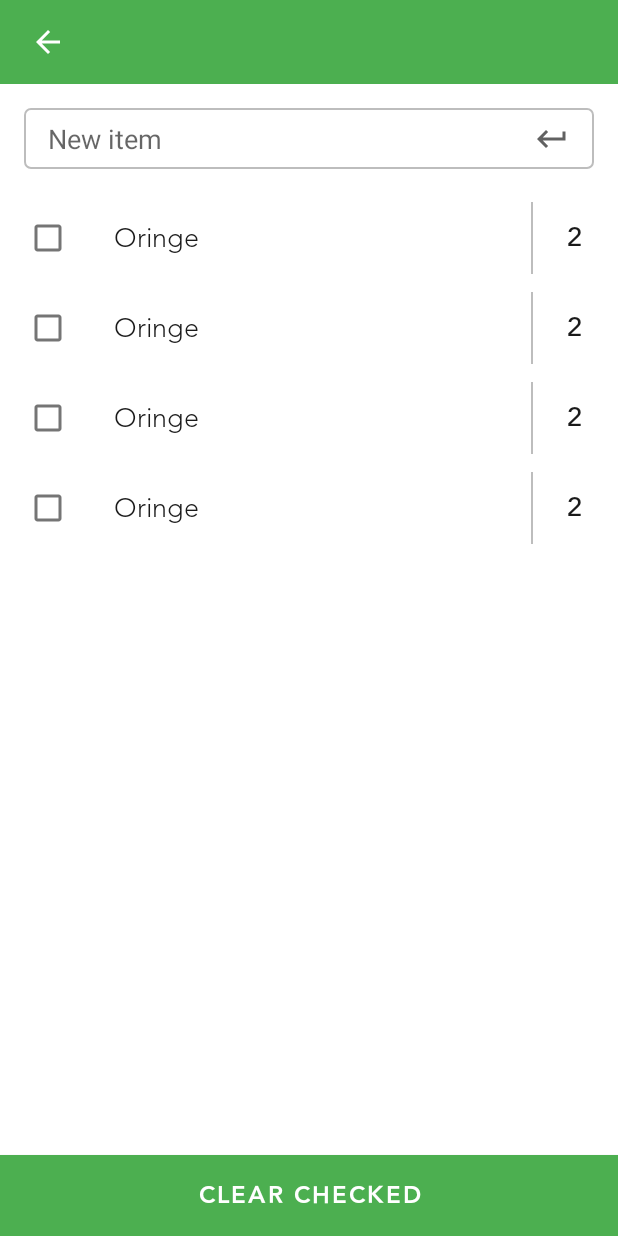
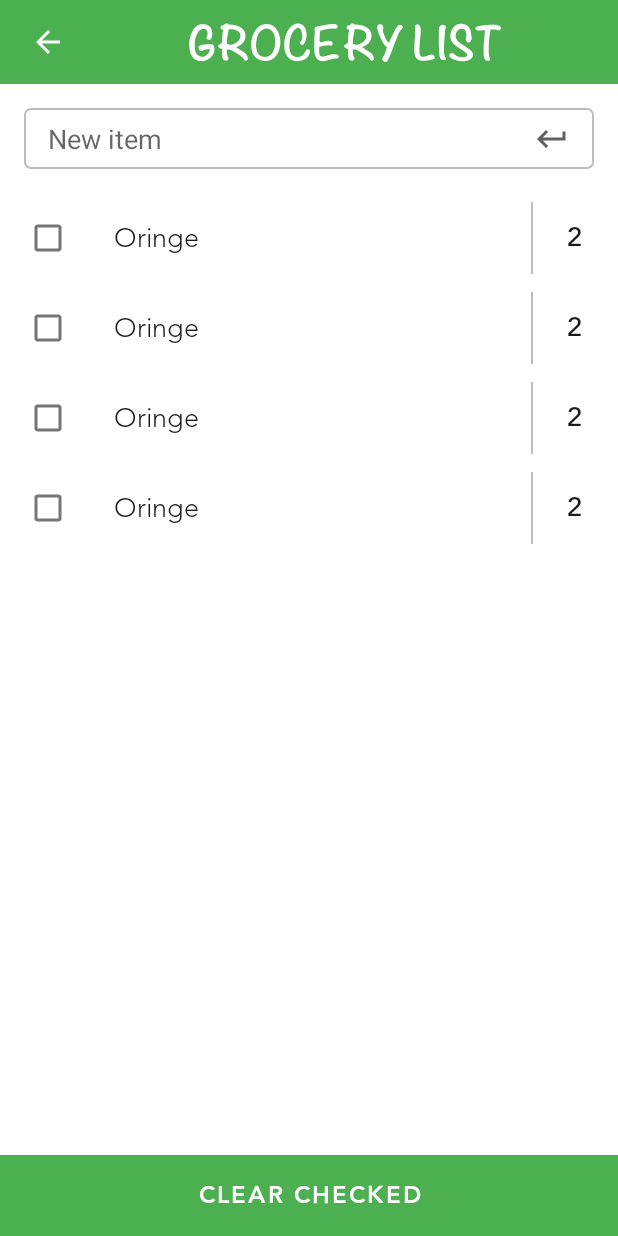
Before and after one commit to ericdecanini/ShopshopShoppingList, an Android app: the layout fragment_list.xml on its own in the app's theme, with its tools: preview values and no code run, on a phone screen of 412 x 824 dp. Run offline under Robolectric (Android 15) with nearby library versions, the phone set to English and light mode, and no system bars; plain views replace SwipeRevealLayout.

Commit message:
Adds autosize on list title

```diff
--- a/app/src/main/res/layout/fragment_list.xml
+++ b/app/src/main/res/layout/fragment_list.xml
@@ -35,20 +35,26 @@
             app:layout_constraintTop_toTopOf="parent"
             >
 
-            <FrameLayout
+            <androidx.constraintlayout.widget.ConstraintLayout
                 android:layout_width="match_parent"
-                android:layout_height="wrap_content">
+                android:layout_height="match_parent">
 
                 <TextView
                     android:id="@+id/title"
-                    style="@style/ToolbarText"
-                    android:layout_width="wrap_content"
-                    android:layout_height="wrap_content"
-                    android:layout_gravity="center_horizontal"
+                    style="@style/AutosizingToolbarText"
+                    android:layout_width="0dp"
+                    android:layout_height="0dp"
+                    android:gravity="center"
                     android:onClick="@{() -> viewmodel.showRenameDialog()}"
-                    android:text="@={viewmodel.listName}"/>
+                    android:text="@={viewmodel.listName}"
+                    app:layout_constraintStart_toEndOf="@id/back_button"
+                    app:layout_constraintEnd_toEndOf="parent"
+                    app:layout_constraintTop_toTopOf="parent"
+                    app:layout_constraintBottom_toBottomOf="parent"
+                    tools:text="Grocery List" />
 
                 <ImageButton
+                    android:id="@+id/back_button"
                     android:layout_width="@dimen/toolbar_back_button_size"
                     android:layout_height="@dimen/toolbar_back_button_size"
                     android:src="@drawable/ic_arrow_back"
@@ -56,9 +62,11 @@
                     android:padding="4dp"
                     android:onClick="@{() -> viewmodel.onBackButtonPressed()}"
                     android:contentDescription="@string/talkback_back"
-                    android:layout_gravity="center_vertical" />
+                    app:layout_constraintStart_toStartOf="parent"
+                    app:layout_constraintTop_toTopOf="parent"
+                    app:layout_constraintBottom_toBottomOf="parent" />
 
-            </FrameLayout>
+            </androidx.constraintlayout.widget.ConstraintLayout>
 
         </androidx.appcompat.widget.Toolbar>
 
--- a/app/src/main/res/values/styles.xml
+++ b/app/src/main/res/values/styles.xml
@@ -3,8 +3,15 @@
 
     <style name="ToolbarText" parent="BoldStylish">
         <item name="android:textColor">@color/white</item>
-        <item name="textAllCaps">true</item>
+        <item name="android:textAllCaps">true</item>
         <item name="android:textSize">@dimen/toolbar_text_size</item>
+        <item name="android:maxLines">1</item>
+    </style>
+
+    <style name="AutosizingToolbarText" parent="ToolbarText">
+        <item name="android:autoSizeMaxTextSize">@dimen/toolbar_text_size</item>
+        <item name="android:autoSizeMinTextSize">1sp</item>
+        <item name="android:autoSizeTextType">uniform</item>
     </style>
 
     <style name="ShoppingListTitleText" parent="Medium">
```
Also changed, not shown: 1 other file.
